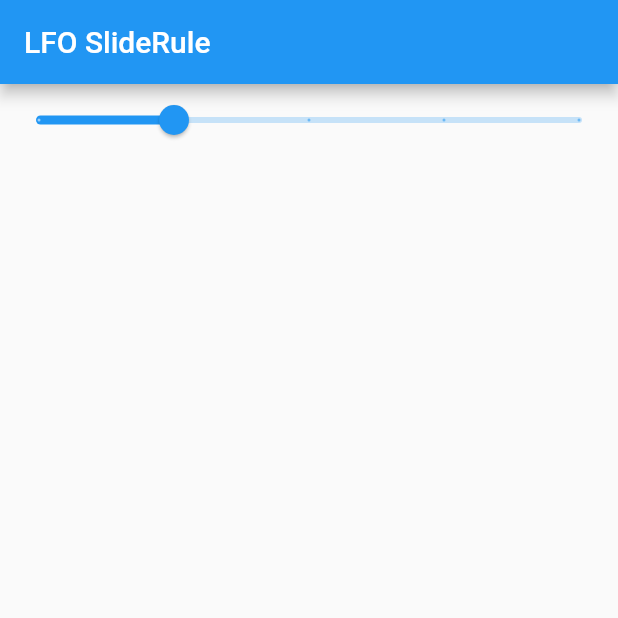
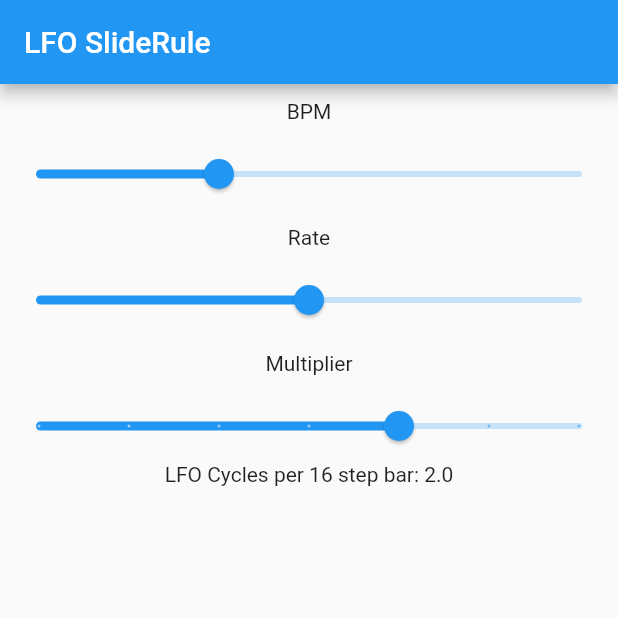
Before and after one commit to amorgan101010/elektronic-sequencer, a Flutter app: the screen it shows after launch, on a phone screen of 412 x 824 dp, the top half of it. Run offline on Flutter 3.47's test engine with Material 2 defaults, Android fonts, the phone set to English and light mode, and no system bars.

Commit message:
Got sliders implemented and values updating

```diff
--- a/lfo_sliderule/lib/main.dart
+++ b/lfo_sliderule/lib/main.dart
@@ -13,40 +13,37 @@ class MyApp extends StatelessWidget {
     return MaterialApp(
       title: 'LFO SlideRule',
       theme: ThemeData(
-        // This is the theme of your application.
-        //
-        // Try running your application with "flutter run". You'll see the
-        // application has a blue toolbar. Then, without quitting the app, try
-        // changing the primarySwatch below to Colors.green and then invoke
-        // "hot reload" (press "r" in the console where you ran "flutter run",
-        // or simply save your changes to "hot reload" in a Flutter IDE).
-        // Notice that the counter didn't reset back to zero; the application
-        // is not restarted.
         primarySwatch: Colors.blue,
       ),
-      home: const MyHomePage(title: 'LFO SlideRule'),
+      home: const LFOSliders(title: 'LFO SlideRule'),
     );
   }
 }
 
-class MyHomePage extends StatefulWidget {
-  const MyHomePage({Key? key, required this.title}) : super(key: key);
+class LFOSliders extends StatefulWidget {
+  const LFOSliders({Key? key, required this.title}) : super(key: key);
 
   final String title;
 
   @override
-  State<MyHomePage> createState() => _MyHomePageState();
+  State<LFOSliders> createState() => _LFOSlidersState();
 }
 
-class _MyHomePageState extends State<MyHomePage> {
-  final lfoRate = 1;
-  final lfoMultiplier = 1;
+class _LFOSlidersState extends State<LFOSliders> {
+  final bpmMin = 30;
+  final bpmMax = 300;
+  final lfoRateMin = 1;
+  final lfoRateMax = 127;
+
+  // These are powers of 2
+  final lfoMultiplierMinPower = 0;
+  final lfoMultiplierMaxPower = 6; // 2^6=64
+
+  // How do I avoid using vars for all this??
+  var lfoRate = 64;
+  var lfoMultiplier = 4;
   var bpm = 120;
-
-  // TODO: Make functions that calculate these values
-  final lfoCycleLengthInSteps = 0;
-  final lfoCycleLengthInBeats = 0;
-  final lfoCycleLengthInSeconds = 0;
+  var lfoCyclesPerBar = 0;
 
   @override
   Widget build(BuildContext context) {
@@ -55,20 +52,64 @@ class _MyHomePageState extends State<MyHomePage> {
         title: Text(widget.title),
       ),
       body: Center(
-          child: ListView.builder(
-        itemCount: 1,
-        itemBuilder: (context, index) {
-          return Slider(
+          child: Column(
+        children: <Widget>[
+          const SizedBox(
+            height: 10,
+          ),
+          const Text('BPM'),
+          const SizedBox(
+            height: 10,
+          ),
+          Slider(
               value: bpm.toDouble(),
-              divisions: 4,
+              label: '$bpm',
+              divisions: bpmMax - bpmMin,
               onChanged: (newBpm) {
                 setState(() {
-                  bpm = newBpm ~/ 1;
+                  bpm = newBpm.round();
                 });
               },
-              min: 30,
-              max: 300);
-        },
+              min: bpmMin.toDouble(),
+              max: bpmMax.toDouble()),
+          const SizedBox(
+            height: 10,
+          ),
+          const Text('Rate'),
+          const SizedBox(
+            height: 10,
+          ),
+          Slider(
+              value: lfoRate.toDouble(),
+              divisions: lfoRateMax - lfoRateMin,
+              onChanged: (newLFORate) {
+                setState(() {
+                  lfoRate = newLFORate ~/ 1;
+                });
+              },
+              min: lfoRateMin.toDouble(),
+              max: lfoRateMax.toDouble()),
+          const SizedBox(
+            height: 10,
+          ),
+          const Text('Multiplier'),
+          const SizedBox(
+            height: 10,
+          ),
+          Slider(
+              value: lfoMultiplier.toDouble(),
+              divisions: lfoMultiplierMaxPower - lfoMultiplierMinPower,
+              onChanged: (newLFOMultiplier) {
+                setState(() {
+                  lfoMultiplier = newLFOMultiplier ~/ 1;
+                });
+              },
+              min: lfoMultiplierMinPower.toDouble(),
+              max: lfoMultiplierMaxPower.toDouble()),
+          // TODO: Make this update when sliders move, somehow
+          Text(
+              'LFO Cycles per 16 step bar: ${calculateLFOCyclesPerBar().toString()}'),
+        ],
       )),
     );
   }
```
